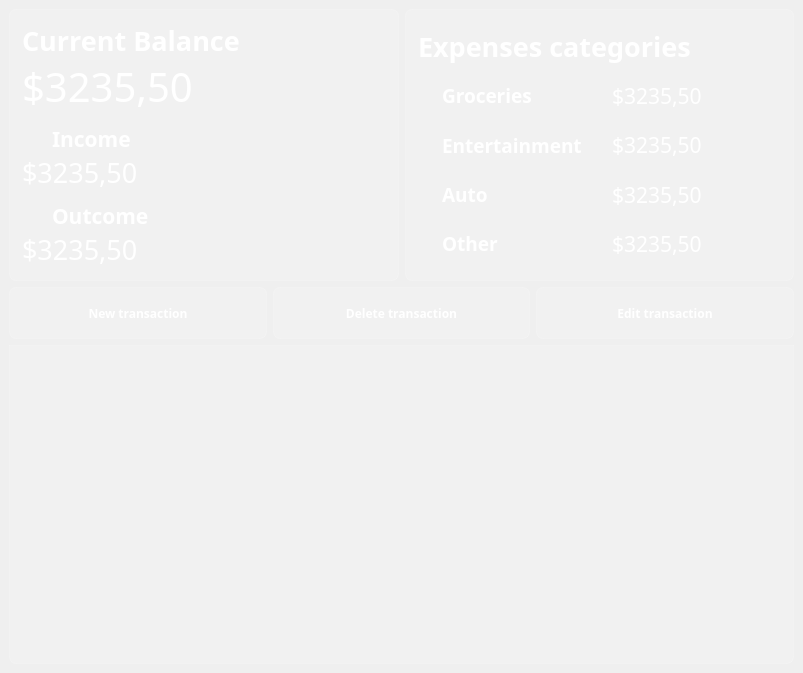
Above: ui_main.ui from xxinxl/BudgetBuddyDesktop before the change. Below: the same form after it.
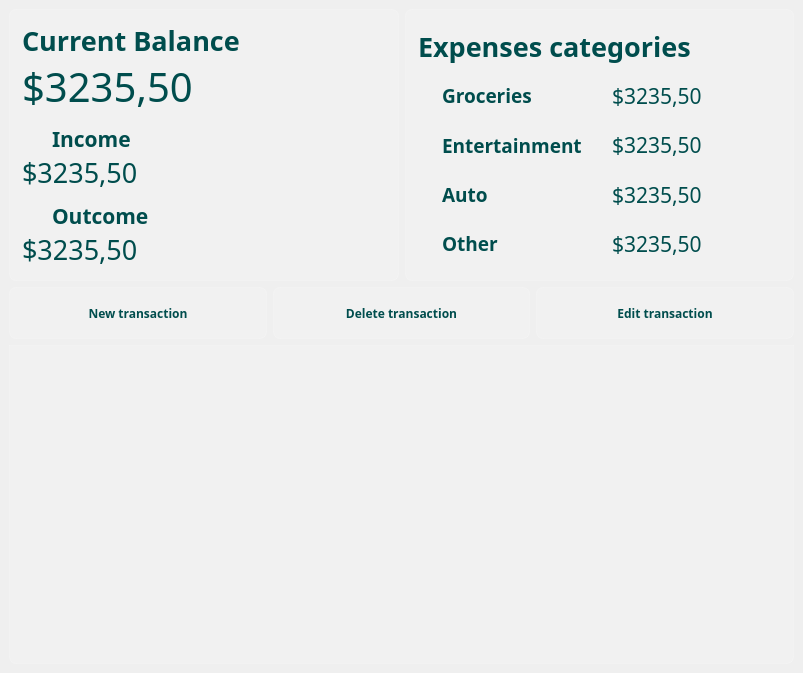
That is the form after the change. Icons and pictures are not drawn.

Commit message: edit font color

Diff of the .ui file:
```diff
--- a/ui_main.ui
+++ b/ui_main.ui
@@ -82,7 +82,7 @@
             </font>
            </property>
            <property name="styleSheet">
-            <string notr="true">color: white;
+            <string notr="true">color: #004d4d;
 font-weight: bold;
 font-size: 20pt;
 background-color: none;
@@ -106,7 +106,7 @@
             </font>
            </property>
            <property name="styleSheet">
-            <string notr="true">color: white;
+            <string notr="true">color: #004d4d;
 font-size: 30pt;
 background-color: none;
 border: none;</string>
@@ -164,7 +164,7 @@
               </font>
              </property>
              <property name="styleSheet">
-              <string notr="true">color: white;
+              <string notr="true">color: #004d4d;
 font-weight: bold;
 font-size: 16pt;
 background-color: none;
@@ -191,7 +191,7 @@
             </font>
            </property>
            <property name="styleSheet">
-            <string notr="true">color: white;
+            <string notr="true">color: #004d4d;
 font-size: 20pt;
 background-color: none;
 border: none;</string>
@@ -249,7 +249,7 @@
               </font>
              </property>
              <property name="styleSheet">
-              <string notr="true">color: white;
+              <string notr="true">color: #004d4d;
 font-weight: bold;
 font-size: 16pt;
 background-color: none;
@@ -276,7 +276,7 @@
             </font>
            </property>
            <property name="styleSheet">
-            <string notr="true">color: white;
+            <string notr="true">color: #004d4d;
 font-size: 20pt;
 background-color: none;
 border: none;</string>
@@ -332,7 +332,7 @@
             </font>
            </property>
            <property name="styleSheet">
-            <string notr="true">color: white;
+            <string notr="true">color: #004d4d;
 font-weight: bold;
 font-size: 20pt;
 background-color: none;
@@ -393,7 +393,7 @@
               </font>
              </property>
              <property name="styleSheet">
-              <string notr="true">color: white;
+              <string notr="true">color: #004d4d;
 font-weight: bold;
 font-size: 14pt;
 background-color: none;
@@ -417,7 +417,7 @@
               </font>
              </property>
              <property name="styleSheet">
-              <string notr="true">color: white;
+              <string notr="true">color: #004d4d;
 font-size: 16pt;
 background-color: none;
 border: none;</string>
@@ -476,7 +476,7 @@
               </font>
              </property>
              <property name="styleSheet">
-              <string notr="true">color: white;
+              <string notr="true">color: #004d4d;
 font-weight: bold;
 font-size: 14pt;
 background-color: none;
@@ -500,7 +500,7 @@
               </font>
              </property>
              <property name="styleSheet">
-              <string notr="true">color: white;
+              <string notr="true">color: #004d4d;
 font-size: 16pt;
 background-color: none;
 border: none;</string>
@@ -559,7 +559,7 @@
               </font>
              </property>
              <property name="styleSheet">
-              <string notr="true">color: white;
+              <string notr="true">color: #004d4d;
 font-weight: bold;
 font-size: 14pt;
 background-color: none;
@@ -583,7 +583,7 @@
               </font>
              </property>
              <property name="styleSheet">
-              <string notr="true">color: white;
+              <string notr="true">color: #004d4d;
 font-size: 16pt;
 background-color: none;
 border: none;</string>
@@ -642,7 +642,7 @@
               </font>
              </property>
              <property name="styleSheet">
-              <string notr="true">color: white;
+              <string notr="true">color: #004d4d;
 font-weight: bold;
 font-size: 14pt;
 background-color: none;
@@ -666,7 +666,7 @@
               </font>
              </property>
              <property name="styleSheet">
-              <string notr="true">color: white;
+              <string notr="true">color: #004d4d;
 font-size: 16pt;
 background-color: none;
 border: none;</string>
@@ -724,7 +724,7 @@
          </property>
          <property name="styleSheet">
           <string notr="true">QPushButton{
-	color: rgb(255, 255, 255);
+	color: #004d4d;
      background-color:rgba(255,255,255,30);
      border: 1px solid rgba(255,255,255,40);
      border-radius:7px;
@@ -770,7 +770,7 @@
          </property>
          <property name="styleSheet">
           <string notr="true">QPushButton{
-	color: rgb(255, 255, 255);
+	color: #004d4d;
      background-color:rgba(255,255,255,30);
      border: 1px solid rgba(255,255,255,40);
      border-radius:7px;
@@ -816,7 +816,7 @@
          </property>
          <property name="styleSheet">
           <string notr="true">QPushButton{
-	color: rgb(255, 255, 255);
+	color: #004d4d;
      background-color:rgba(255,255,255,30);
      border: 1px solid rgba(255,255,255,40);
      border-radius:7px;
```
Left out of the diff: 2 changed lines with no effect on the pictures. The commit also changes 5 other files.
